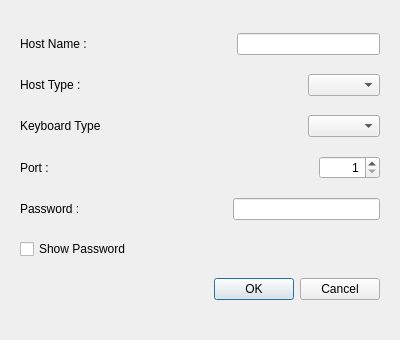
The window that src/GUI/connect_to_server_dialog.ui (funfun-dc5/qtbrynhildr) describes before a commit, drawn with Qt 5.
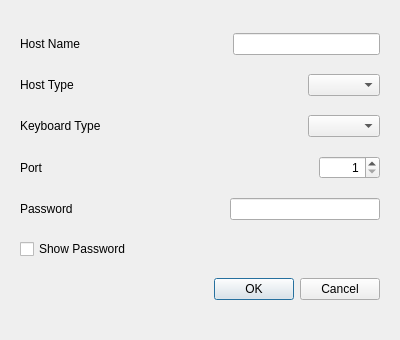
The same window after the commit.

Patch:
```diff
--- a/src/GUI/connect_to_server_dialog.ui
+++ b/src/GUI/connect_to_server_dialog.ui
@@ -28,7 +28,7 @@
       <item>
        <widget class="QLabel" name="label_hostname">
         <property name="text">
-         <string>Host Name :</string>
+         <string>Host Name</string>
         </property>
         <property name="buddy">
          <cstring>lineEdit_hostname</cstring>
@@ -58,7 +58,7 @@
       <item>
        <widget class="QLabel" name="label_hosttype">
         <property name="text">
-         <string>Host Type :</string>
+         <string>Host Type</string>
         </property>
         <property name="buddy">
          <cstring>comboBox_hosttype</cstring>
@@ -118,7 +118,7 @@
       <item>
        <widget class="QLabel" name="label_portno">
         <property name="text">
-         <string>Port :</string>
+         <string>Port</string>
         </property>
         <property name="buddy">
          <cstring>spinBox_portno</cstring>
@@ -161,7 +161,7 @@
       <item>
        <widget class="QLabel" name="label_password">
         <property name="text">
-         <string>Password :</string>
+         <string>Password</string>
         </property>
         <property name="buddy">
          <cstring>lineEdit_password</cstring>
```
